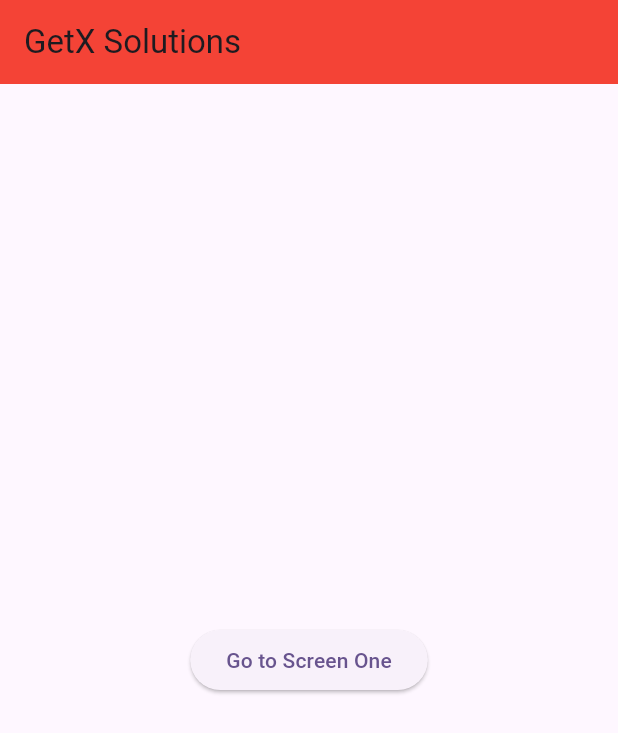
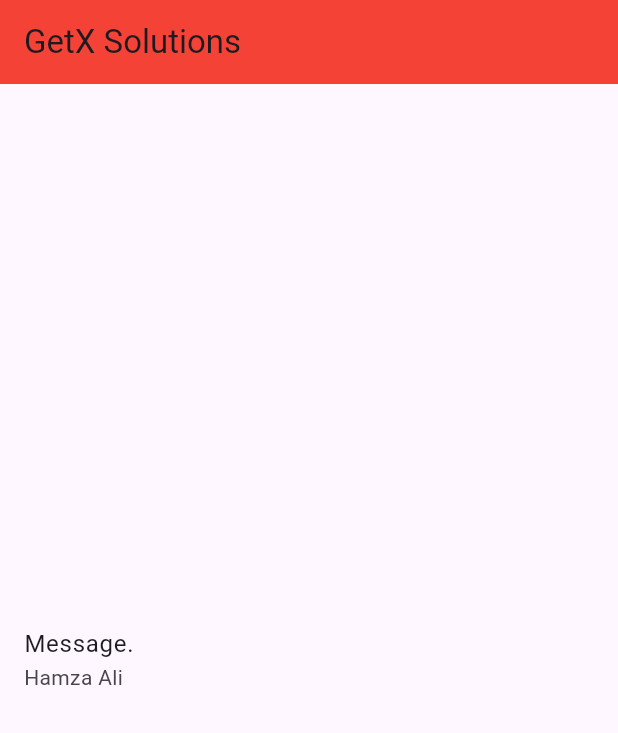
Before and after one commit to HamzaAli689/portfolio, a Flutter app: the screen it shows after launch, on a phone screen of 412 x 824 dp. Shown: the top 733 px of the screen. Run offline on Flutter 3.47's test engine with Material 3 defaults, Android fonts, the light colour scheme and no system bars; our stand-ins replace gap, get.

Commit message:
update the test file

```diff
--- a/virtual_device_test/lib/testfile.dart
+++ b/virtual_device_test/lib/testfile.dart
@@ -16,11 +16,15 @@ class Testfile extends StatelessWidget {
         child: Column(
           mainAxisAlignment: MainAxisAlignment.center,
           children: [
-            ElevatedButton(
-                onPressed: () {
-                  Get.to(() => ScreenOne());
-                },
-                child: Text("Go to Screen One")),
+            ListTile(
+              title: Text("Message.".tr),
+              subtitle: Text("Name".tr),
+            ),
+            // ElevatedButton(
+            //     onPressed: () {
+            //       Get.to(() => ScreenOne());
+            //     },
+            //     child: Text("Go to Screen One")),
           ],
         ),
       ),
```
